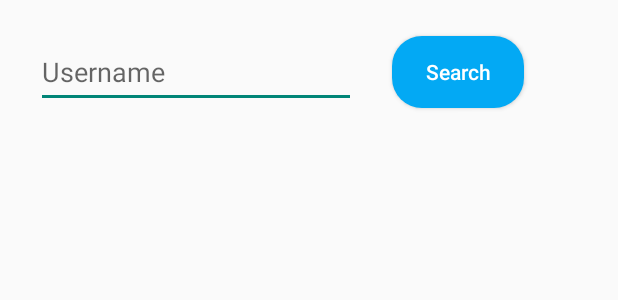
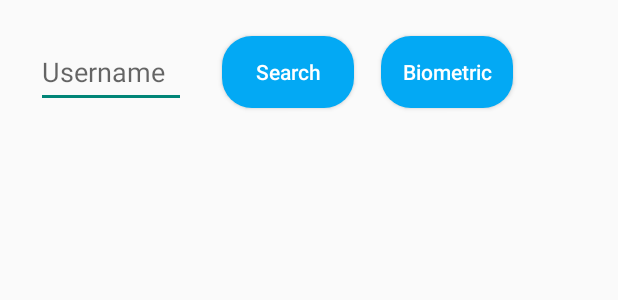
Before and after one commit to wolfgang-di-medicci/CampusBites_, an Android app: the layout fragment_tick.xml on its own in the app's theme, with its tools: preview values and no code run, on a phone screen of 412 x 824 dp. Shown: the top 300 px of the screen. Run offline under Robolectric (Android 15) with nearby library versions, the phone set to English and light mode, and no system bars.

Commit message:
Biometric authentication works for a single student. Tells you the username through a toast message of that user after succesfull authentication.

```diff
--- a/app/src/main/AndroidManifest.xml
+++ b/app/src/main/AndroidManifest.xml
@@ -5,6 +5,7 @@
     <uses-permission android:name="android.permission.INTERNET"/>
     <uses-permission android:name="android.permission.READ_EXTERNAL_STORAGE"/>
     <uses-permission android:name="android.permission.USE_BIOMETRIC"/>
+    <uses-permission android:name="android.permission.USE_FINGERPRINT"/>
 
     <application
         android:allowBackup="true"
--- a/app/src/main/java/com/example/cafeticker/AddStudentFragment.java
+++ b/app/src/main/java/com/example/cafeticker/AddStudentFragment.java
@@ -101,6 +101,11 @@ public class AddStudentFragment extends Fragment {
             // No image selected, proceed to add student without image
             addStudentToFirestore(student, null, progressBar);
         }
+
+        FingerPrintUse fingerprint = new FingerPrintUse(getActivity());
+        fingerprint.linkStudent(username); // Replace with the actual username
+        fingerprint.authenticate();
+
     }
 
     // Upload Image to Cloudinary
--- a/app/src/main/res/layout/fragment_tick.xml
+++ b/app/src/main/res/layout/fragment_tick.xml
@@ -12,7 +12,7 @@
 
         <EditText
             android:id="@+id/tickUsername"
-            android:layout_width="wrap_content"
+            android:layout_width="100dp"
             android:layout_height="48dp"
             android:layout_marginStart="24dp"
             android:layout_marginTop="24dp"
@@ -205,6 +205,18 @@
                 app:layout_constraintStart_toStartOf="parent" />
         </androidx.constraintlayout.widget.ConstraintLayout>
 
+        <Button
+            android:id="@+id/btnFinger"
+            android:layout_width="wrap_content"
+            android:layout_height="wrap_content"
+            android:layout_marginStart="18dp"
+            android:layout_marginTop="24dp"
+            android:background="@drawable/button_background"
+            android:text="Biometric"
+            android:textColor="@color/white"
+            app:layout_constraintStart_toEndOf="@+id/btnSearch"
+            app:layout_constraintTop_toTopOf="parent" />
+
     </androidx.constraintlayout.widget.ConstraintLayout>
 
 </FrameLayout>
--- a/gradle/libs.versions.toml
+++ b/gradle/libs.versions.toml
@@ -15,7 +15,7 @@ firebase-bom = "33.9.0"
 firebase-firestore = "25.1.2"
 cloudinary = "3.0.2"
 glide = "4.12.0"
-biometric = "1.1.0"
+biometric = "1.2.0-alpha05"
 
 [libraries]
 junit = { group = "junit", name = "junit", version.ref = "junit" }
@@ -33,7 +33,7 @@ firebase-firestore = { group = "com.google.firebase", name = "firebase-firestore
 cloudinary-android = { group = "com.cloudinary", name = "cloudinary-android", version.ref = "cloudinary" }
 glide = { group = "com.github.bumptech.glide", name = "glide", version.ref = "glide" }
 glide-compiler = { group = "com.github.bumptech.glide", name = "compiler", version.ref = "glide" }
-biometric = { group = "androidx.biometric", name = "biometric", version = "biometric" }
+biometric = { group = "androidx.biometric", name = "biometric", version.ref = "biometric" }
 
 [plugins]
 android-application = { id = "com.android.application", version.ref = "agp" }
```
Also changed, not shown: app/src/main/java/com/example/cafeticker/FingerPrintUse.java (added, +88 -0 lines), app/src/main/java/com/example/cafeticker/StudentFinger.java (added, +23 -0 lines), app/src/main/java/com/example/cafeticker/TickFragment.java (+14 -7 lines).
